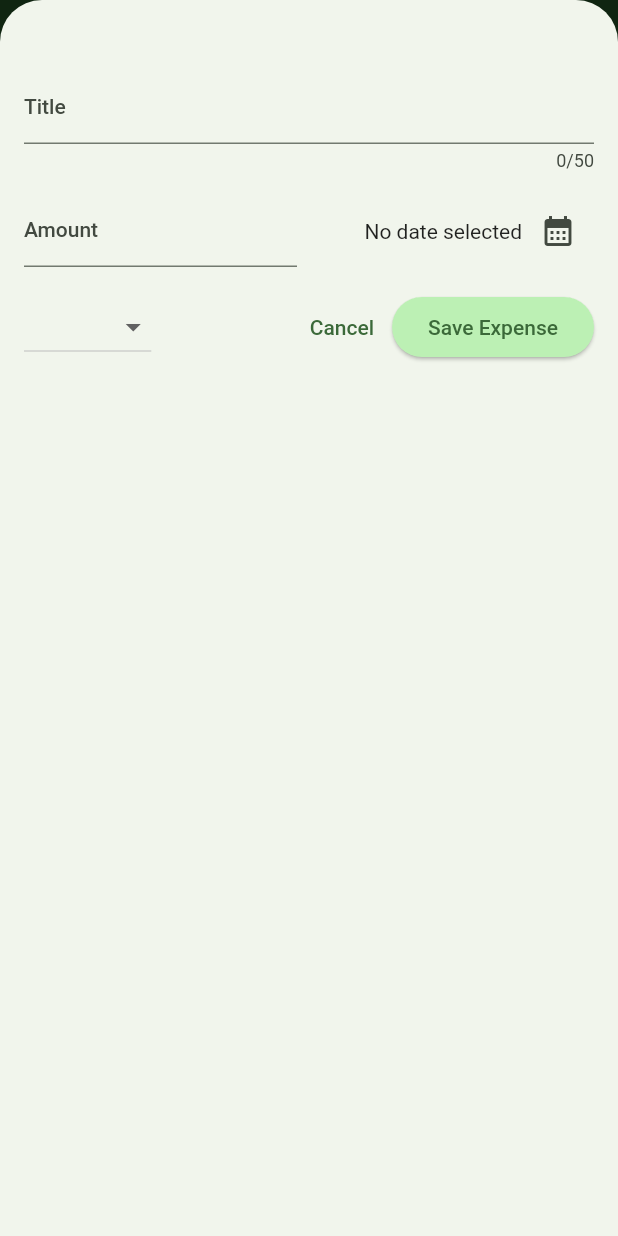
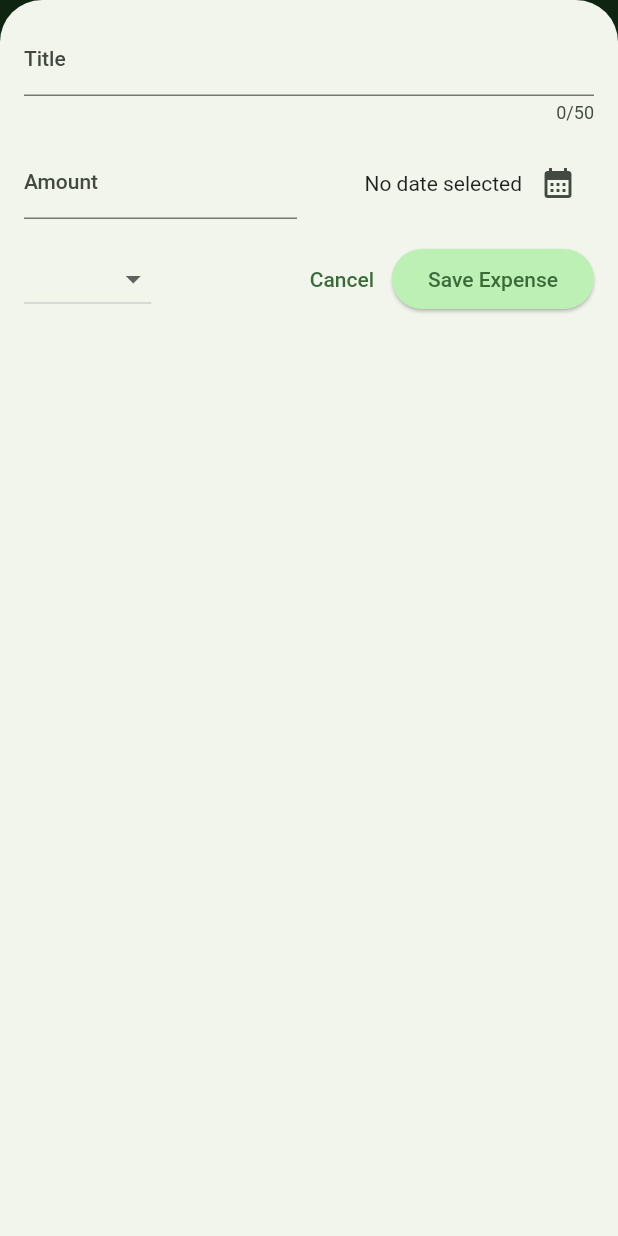
Before and after one commit to Eraycak/expense_tracker_app, a Flutter app: the screen it shows after launch, after a tap on the "add" icon, on a phone screen of 412 x 824 dp. Run offline on Flutter 3.47's test engine with Material 2 defaults, Android fonts, the phone set to English and light mode, and no system bars.

```diff
--- a/lib/widgets/expenses.dart
+++ b/lib/widgets/expenses.dart
@@ -30,6 +30,7 @@ class _ExpensesState extends State<Expenses> {
 
   void _openAddExpenseModal() {
     showModalBottomSheet(
+      useSafeArea: true,
       context: context,
       isScrollControlled: true, //* This is to make the modal full screen
       builder: (contextBuilder) => NewExpense(
--- a/lib/widgets/new_expense.dart
+++ b/lib/widgets/new_expense.dart
@@ -86,8 +86,17 @@ class _NewExpenseState extends State<NewExpense> {
 
   @override
   Widget build(BuildContext context) {
-    return Padding(
-      padding: const EdgeInsets.fromLTRB(16, 48, 16, 16),
+    final keyboardSpace = MediaQuery.of(context).viewInsets.bottom;
+    return SizedBox(
+      height: double.infinity,
+      child: SingleChildScrollView(
+        child: Padding(
+          padding: EdgeInsets.fromLTRB(
+            16,
+            16,
+            16,
+            keyboardSpace + 16,
+          ),
           child: Column(
             children: [
               TextField(
@@ -158,6 +167,8 @@ class _NewExpenseState extends State<NewExpense> {
               ),
             ],
           ),
+        ),
+      ),
     );
   }
 }
```
Lines whose indentation alone changed are shown as unchanged.
